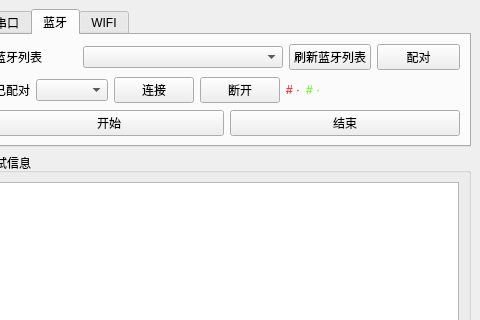
Qt form mainwindow.ui (Pylogmon/Heart) before a commit; both pictures show x 520 to 1000 and y 0 to 320 of the 1000 by 600 pixel window.
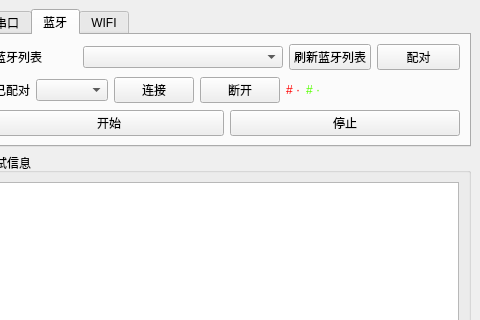
The same form after that commit. The open tabs and pages were chosen to show the change.

Commit message: 完善注释信息

The edit to the form file:
```diff
--- a/mainwindow.ui
+++ b/mainwindow.ui
@@ -392,7 +392,7 @@
                <cursorShape>PointingHandCursor</cursorShape>
               </property>
               <property name="text">
-               <string>结束</string>
+               <string>停止</string>
               </property>
              </widget>
             </item>
```
Left out of the diff: 4 changed lines with no effect on the pictures. The commit also changes 2 other files.
